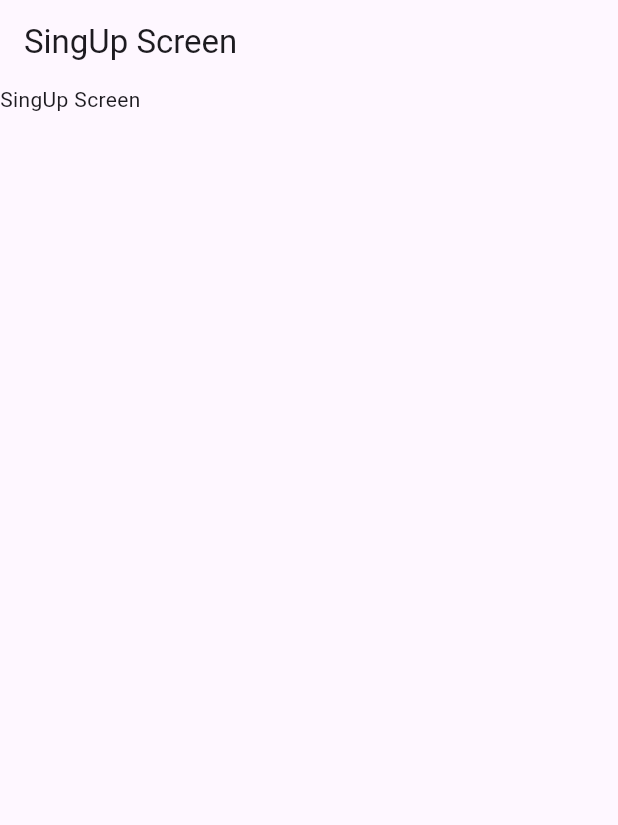
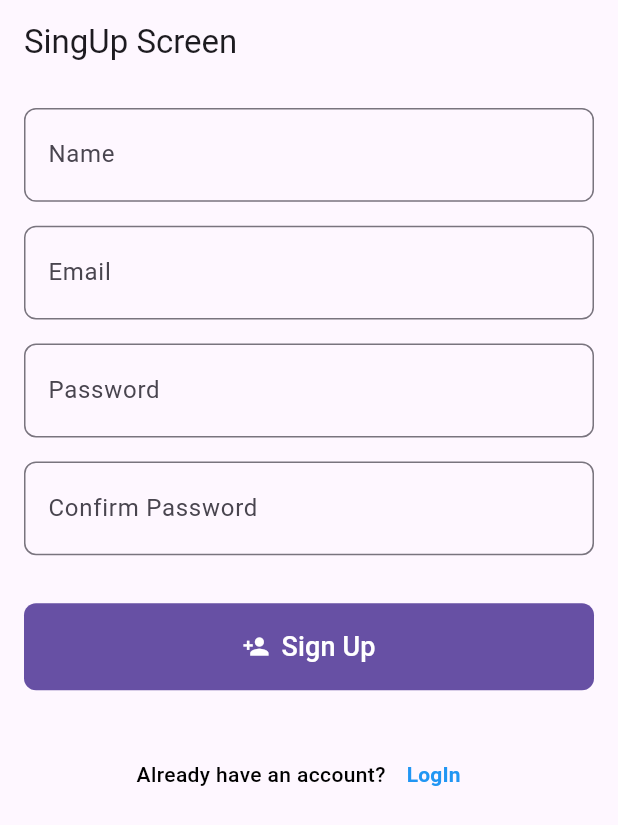
Before and after one commit to rddewan/YouCanCode-Mobile, a Flutter app: the SingUpScreen screen opened by its route, on a phone screen of 412 x 824 dp. Shown: the top 825 px of the screen. Run offline on Flutter 3.47's test engine with Material 3 defaults, Android fonts, the phone set to English and light mode, and no system bars; our stand-ins replace dio, flutter_riverpod, flutter_secure_storage, freezed_annotation, go_router, retrofit; missing offline and left inert: dio_http_formatter; accounts and stored records are empty; generated files the repository leaves out were written again.

Commit message:
signup form

```diff
--- a/lib/features/signup/presentation/controller/sign_up_controller.dart
+++ b/lib/features/signup/presentation/controller/sign_up_controller.dart
@@ -49,4 +49,10 @@ class SignUpController extends AutoDisposeNotifier<SignUpState> {
 
   }
 
+  void setFormData(Map<String, dynamic> formData) {
+    state = state.copyWith(
+      signUpform: formData,
+    );
+  }
+
 }
--- a/lib/features/signup/presentation/ui/signup_screen.dart
+++ b/lib/features/signup/presentation/ui/signup_screen.dart
@@ -2,6 +2,7 @@
 
 import 'package:flutter/material.dart';
 import 'package:flutter_riverpod/flutter_riverpod.dart';
+import 'package:youcancode/features/signup/presentation/ui/widget/signup_form_list.dart';
 
 class SingUpScreen extends ConsumerStatefulWidget {
   const SingUpScreen({super.key});
@@ -18,13 +19,7 @@ class _SingUpScreenState extends ConsumerState<SingUpScreen> {
       appBar: AppBar(
         title: const Text('SingUp Screen'),
       ),
-      body: const SingleChildScrollView(
-        child: Column(
-          children: [
-            Text('SingUp Screen')
-          ],
-        ),
-      ),
+      body: const SignUpFormList(),
     );
   }
 }
--- /dev/null
+++ b/lib/features/signup/presentation/ui/widget/already_have_account.dart
@@ -0,0 +1,31 @@
+import 'package:flutter/material.dart';
+import 'package:flutter_riverpod/flutter_riverpod.dart';
+
+class AlreadyHaveAccount extends ConsumerWidget {
+  final VoidCallback onPressed;
+  const AlreadyHaveAccount({super.key, required this.onPressed});
+
+  @override
+  Widget build(BuildContext context, WidgetRef ref) {
+    return Row(
+      mainAxisAlignment: MainAxisAlignment.center,
+      children: [
+        const Text(
+          'Already have an account?',
+          style: TextStyle(
+            color: Colors.black,
+            fontWeight: FontWeight.w500,
+          ),
+        ),
+        TextButton(
+          onPressed: onPressed,
+          child: const Text("LogIn",
+              style: TextStyle(
+                color: Colors.blue,
+                fontWeight: FontWeight.w700,
+              )),
+        ),
+      ],
+    );
+  }
+}
--- /dev/null
+++ b/lib/features/signup/presentation/ui/widget/signup_button.dart
@@ -0,0 +1,31 @@
+
+import 'package:flutter/material.dart';
+import 'package:flutter_riverpod/flutter_riverpod.dart';
+import 'package:youcancode/features/signup/presentation/controller/sign_up_controller.dart';
+
+class SignUpButton extends ConsumerWidget {
+  final VoidCallback onPressed;
+  const SignUpButton({super.key, required this.onPressed});
+
+  @override
+  Widget build(BuildContext context, WidgetRef ref) {
+    final isLoading = ref.watch(signUpControllerProvider.select((value) => value.isLoading));
+    return SizedBox(
+      width: double.infinity,
+      child: FilledButton.icon(
+        style: FilledButton.styleFrom(
+          padding: const EdgeInsets.symmetric(vertical: 16),
+          shape: RoundedRectangleBorder(
+            borderRadius: BorderRadius.circular(8)
+          ),
+
+        ),
+        label: const Text('Sign Up', style: TextStyle(fontSize: 18),),
+        icon: isLoading
+        ? const CircularProgressIndicator.adaptive()
+        : const Icon(Icons.person_add),
+        onPressed: isLoading ? null : onPressed,
+      ),
+    );
+  }
+}
--- /dev/null
+++ b/lib/features/signup/presentation/ui/widget/signup_form_list.dart
@@ -0,0 +1,175 @@
+
+
+import 'package:flutter/material.dart';
+import 'package:flutter_riverpod/flutter_riverpod.dart';
+import 'package:go_router/go_router.dart';
+import 'package:youcancode/features/signup/presentation/controller/sign_up_controller.dart';
+import 'package:youcancode/features/signup/presentation/ui/widget/already_have_account.dart';
+import 'package:youcancode/features/signup/presentation/ui/widget/signup_button.dart';
+
+class SignUpFormList extends ConsumerStatefulWidget {
+  const SignUpFormList({super.key});
+
+  @override
+  ConsumerState<ConsumerStatefulWidget> createState() => _SignUpFormListState();
+}
+
+class _SignUpFormListState extends ConsumerState<SignUpFormList> {
+  // form key
+  final _formKey = GlobalKey<FormState>();
+
+  // controllers
+  late TextEditingController _nameController;
+  late TextEditingController _emailController;
+  late TextEditingController _passwordController;
+  late TextEditingController _confirmPasswordController;
+
+  @override
+  void initState() {
+    super.initState();
+    // controllers
+    _nameController = TextEditingController();
+    _emailController = TextEditingController();
+    _passwordController = TextEditingController();
+    _confirmPasswordController = TextEditingController();
+  }
+
+  @override
+  void dispose() {
+    // dispose controllers
+    _nameController.dispose();
+    _emailController.dispose();
+    _passwordController.dispose();
+    _confirmPasswordController.dispose();
+    super.dispose();
+  }
+
+  @override
+  Widget build(BuildContext context) {
+    return Padding(
+      padding: const EdgeInsets.all(16),
+      child: Form(
+        key: _formKey,
+        child: ListView(
+          children: [
+            TextFormField(
+              controller: _nameController,
+              decoration: const InputDecoration(
+                labelText: 'Name',
+                border: OutlineInputBorder(
+                  borderRadius: BorderRadius.all(Radius.circular(8))
+                ),
+                prefix: Icon(Icons.person),
+              ),
+              validator: (value) {
+                if (value == null || value.isEmpty) {
+                  return 'Please enter your name';
+                }
+                return null;
+              },
+            ),
+
+            const SizedBox(height: 16),
+
+            TextFormField(
+              controller: _emailController,
+              decoration: const InputDecoration(
+                labelText: 'Email',
+                border: OutlineInputBorder(
+                  borderRadius: BorderRadius.all(Radius.circular(8))
+                ),
+                prefix: Icon(Icons.email),
+              ),
+              validator: (value) {
+                if (value == null || value.isEmpty) {
+                  return 'Please enter your email';
+                } else if (!RegExp(r'^[^@]+@[^@]+\.[^@]+').hasMatch(value)) {
+                  return 'Please enter a valid email';
+                }
+                return null;
+              },
+            ),
+
+            const SizedBox(height: 16),
+
+            TextFormField(
+              controller: _passwordController,
+              obscureText: true,
+              decoration: const InputDecoration(
+                labelText: 'Password',
+                border: OutlineInputBorder(
+                  borderRadius: BorderRadius.all(Radius.circular(8))
+                ),
+                prefix: Icon(Icons.lock),
+              ),
+              validator: (value) {
+                if (value == null || value.isEmpty) {
+                  return 'Please enter your password';
+                } else if (value.length < 8) {
+                  return 'Password must be at least 8 characters long';
+                }
+                return null;
+              },
+            ),
+
+            const SizedBox(height: 16),
+
+            TextFormField(
+              controller: _confirmPasswordController,
+              obscureText: true,
+              decoration: const InputDecoration(
+                labelText: 'Confirm Password',
+                border: OutlineInputBorder(
+                  borderRadius: BorderRadius.all(Radius.circular(8))
+                ),
+                prefix: Icon(Icons.lock),
+              ),
+              validator: (value) {
+                if (value == null || value.isEmpty) {
+                  return 'Please enter your password';
+                } else if (value.length < 8) {
+                  return 'Password must be at least 8 characters long';
+                } else if (value != _passwordController.text) {
+                  return 'Passwords do not match';
+                }
+                return null;
+              },
+            ),
+
+            const SizedBox(height: 32),
+
+            SignUpButton(onPressed: _onSubmit),
+
+            const SizedBox(height: 32),
+
+            AlreadyHaveAccount(onPressed: _navigateToLogin),
+          ],
+        ),
+      ),
+    );
+  }
+
+  void _navigateToLogin() {
+    context.go('/login');
+  }
+
+  void _onSubmit() {
+    final isValid = _formKey.currentState?.validate() ?? false;
+
+    if (isValid) {
+      // collect form data from controllers
+      final formData = {
+        'name': _nameController.text,
+        'email': _emailController.text,
+        'password': _passwordController.text,
+        'passwordConfirm': _confirmPasswordController.text,
+      };
+
+      // set form data
+      ref.read(signUpControllerProvider.notifier).setFormData(formData);
+      // sign up - call api
+      ref.read(signUpControllerProvider.notifier).signUp();
+
+    }
+  }
+}
```
